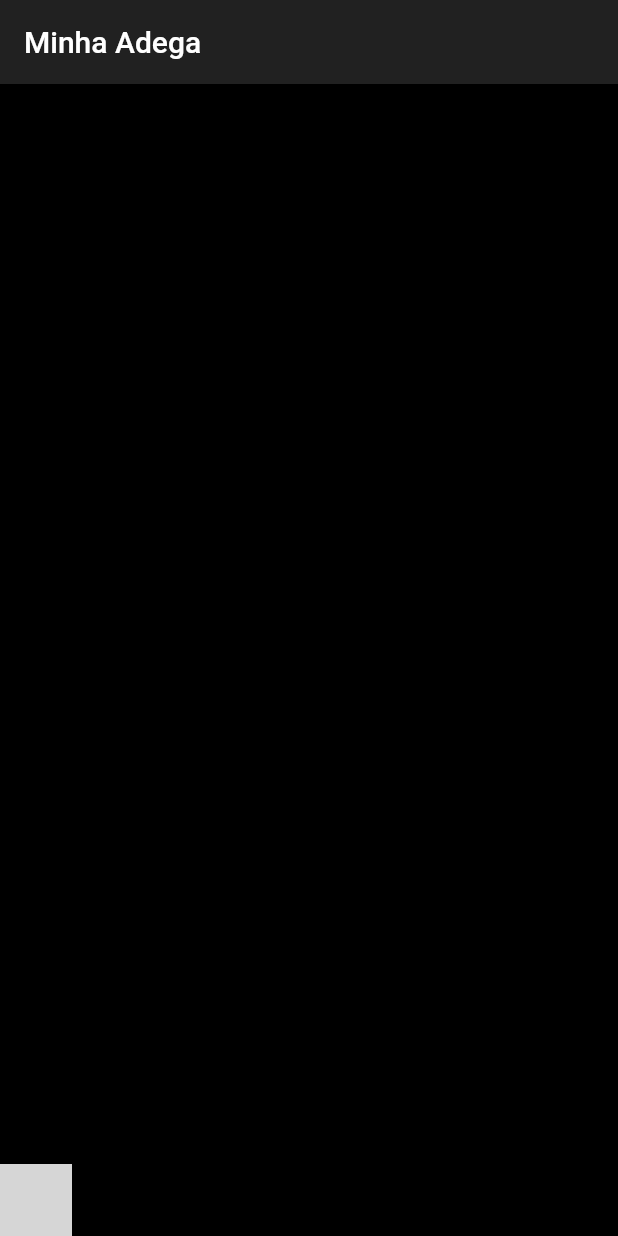
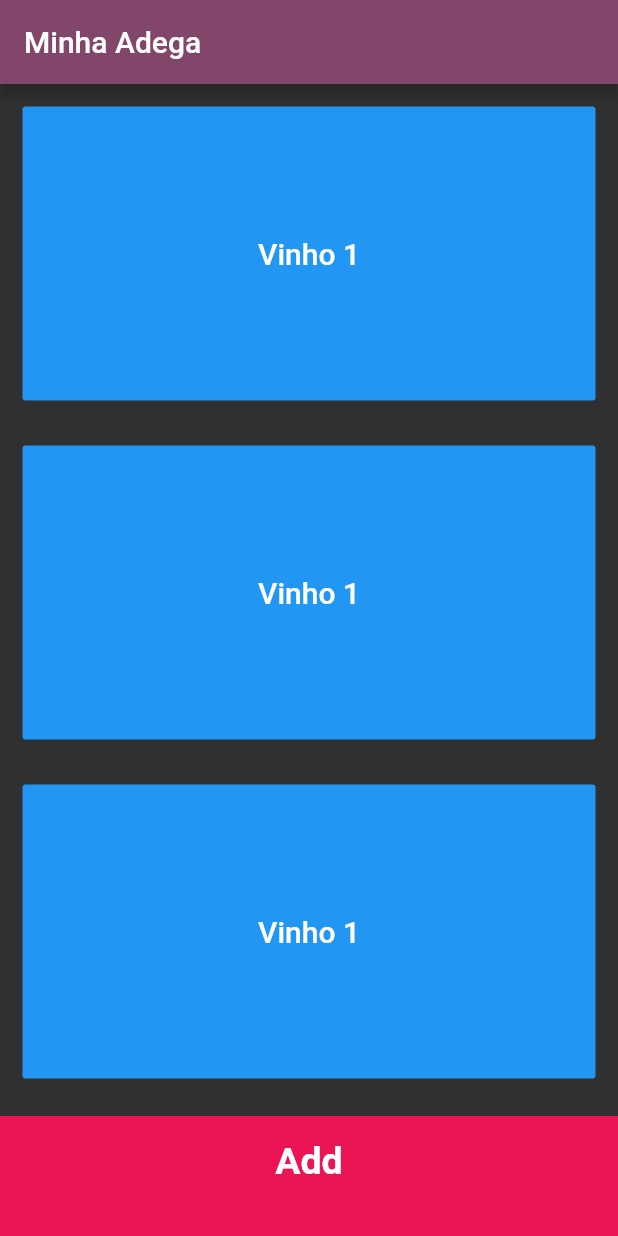
Before and after one commit to franciscosft/MinhaAdega, a Flutter app: the screen it shows after launch, on a phone screen of 412 x 824 dp. Run offline on Flutter 3.47's test engine with Material 2 defaults, Android fonts, the phone set to English and light mode, and no system bars; grey boxes are pictures that could not be loaded.

Commit message:
Developing initial layout

```diff
--- /dev/null
+++ b/lib/components/botton_button.dart
@@ -0,0 +1,31 @@
+import 'package:flutter/material.dart';
+import 'package:minhaadega/constants.dart';
+
+class BottomButton extends StatelessWidget {
+  BottomButton({@required this.onTap, @required this.buttonTitle});
+
+  final Function onTap;
+  final String buttonTitle;
+
+  @override
+  Widget build(BuildContext context) {
+    return GestureDetector(
+      onTap: () {
+        this.onTap();
+      },
+      child: Container(
+        child: Center(
+          child: Text(
+            this.buttonTitle,
+            style: kLargeButtonTextStyle,
+          ),
+        ),
+        color: kColorContainerBottom,
+        margin: EdgeInsets.only(top: 10.0),
+        padding: EdgeInsets.only(bottom: 20.0),
+        width: double.infinity,
+        height: kHeighContainer,
+      ),
+    );
+  }
+}
--- /dev/null
+++ b/lib/components/wine_card.dart
@@ -0,0 +1,29 @@
+import 'package:flutter/material.dart';
+
+class WineCard extends StatelessWidget {
+  const WineCard({
+    Key key,
+  }) : super(key: key);
+
+  @override
+  Widget build(BuildContext context) {
+    return Expanded(
+      child: Padding(
+        padding: EdgeInsets.all(15.0),
+        child: FlatButton(
+          color: Colors.blue,
+          child: Text(
+            'Vinho 1',
+            style: TextStyle(
+              fontSize: 20.0,
+              color: Colors.white,
+            ),
+          ),
+          onPressed: () {
+            print("Abrir vinho");
+          },
+        ),
+      ),
+    );
+  }
+}
--- /dev/null
+++ b/lib/constants.dart
@@ -0,0 +1,9 @@
+import 'package:flutter/material.dart';
+
+const kHeighContainer = 80.0;
+const kColorContainerBottom = Color(0xFFEB1555);
+
+const kLargeButtonTextStyle = TextStyle(
+  fontSize: 25.0,
+  fontWeight: FontWeight.bold,
+);
--- a/lib/main.dart
+++ b/lib/main.dart
@@ -1,66 +1,19 @@
 import 'package:flutter/material.dart';
+import 'pages/wine_list.dart';
 
-void main() => runApp(MyApp());
+void main() => runApp(MinhaAdega());
 
-class MyApp extends StatelessWidget {
+class MinhaAdega extends StatelessWidget {
   // This widget is the root of your application.
   @override
   Widget build(BuildContext context) {
     return MaterialApp(
-        title: 'Minha Adega',
-        home: Scaffold(
-          appBar: AppBar(
-            title: Text('Minha Adega'),
-            backgroundColor: Color.fromRGBO(33, 33, 33, 100),
-          ),
-          body: SafeArea(
-            child: Center(
-              child: WineStage(),
-            ),
-          ),
-          backgroundColor: Colors.black,
-        ));
-  }
-}
-
-class WineStage extends StatelessWidget {
-  @override
-  Widget build(BuildContext context) {
-    return Column(
-      children: <Widget>[
-        Expanded(
-          child: Text('Vinhos'),
-          flex: 5,
-        ),
-        Row(
-          children: <Widget>[
-            RawMaterialButton(
-              onPressed: () {},
-              elevation: 2.0,
-              fillColor: Colors.white,
-              child: Icon(
-                Icons.pause,
-                size: 35.0,
-              ),
-              padding: EdgeInsets.all(15.0),
-              shape: CircleBorder(),
-            )
-
-//            FlatButton(
-//              child: Text(
-//                'Adicionar',
-//                style: TextStyle(color: Colors.white),
-//              ),
-//              color: Color.fromRGBO(129, 70, 105, 100),
-//              onPressed: () {
-//                //setState() {
-//                print('Adicionar novo vinho');
-//                //}
-//              },
-            )
-          ],
-        )
-      ],
+      theme: ThemeData.dark().copyWith(
+        primaryColor: Color(0xFF814669),
+        scaffoldBackgroundColor: Color(0xFF303030),
+      ),
+      title: 'Minha Adega',
+      home: WineList(),
     );
   }
 }
--- /dev/null
+++ b/lib/pages/wine_list.dart
@@ -0,0 +1,38 @@
+import 'package:flutter/cupertino.dart';
+import 'package:flutter/material.dart';
+import 'package:minhaadega/components/botton_button.dart';
+import 'package:minhaadega/components/wine_card.dart';
+
+class WineList extends StatefulWidget {
+  @override
+  _WineListState createState() => _WineListState();
+}
+
+class _WineListState extends State<WineList> {
+  @override
+  Widget build(BuildContext context) {
+    return Scaffold(
+      appBar: AppBar(
+        title: Text('Minha Adega'),
+      ),
+      body: loadWines(),
+    );
+  }
+
+  Column loadWines() {
+    return Column(
+      crossAxisAlignment: CrossAxisAlignment.stretch,
+      children: <Widget>[
+        WineCard(),
+        WineCard(),
+        WineCard(),
+        BottomButton(
+          buttonTitle: "Add",
+          onTap: () {
+            print("Add Wine");
+          },
+        )
+      ],
+    );
+  }
+}
```
Also changed, not shown: pubspec.yaml (+0 -10 lines), pubspec.lock, 1 other file.
